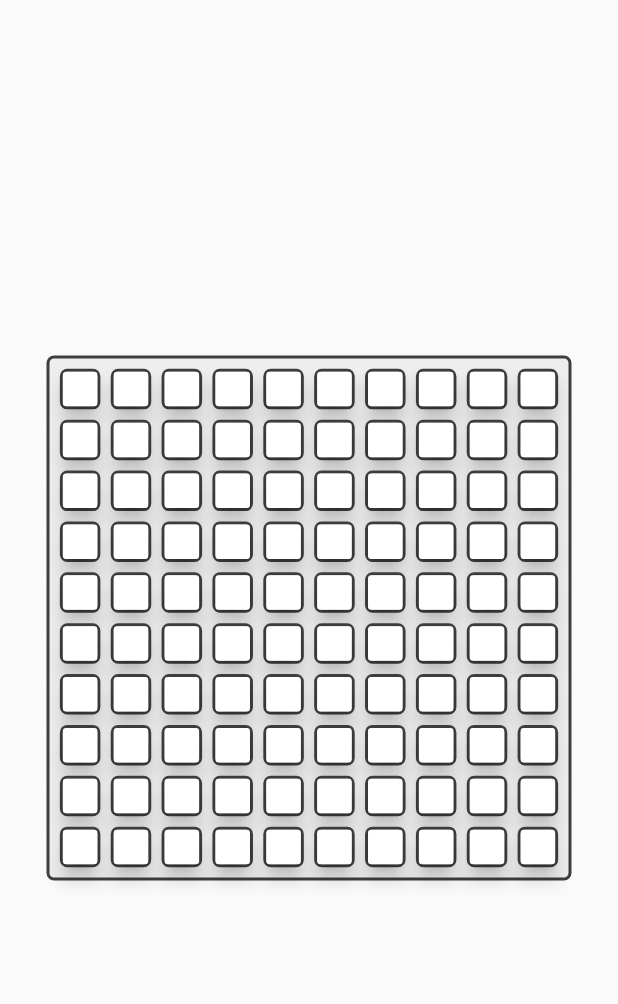
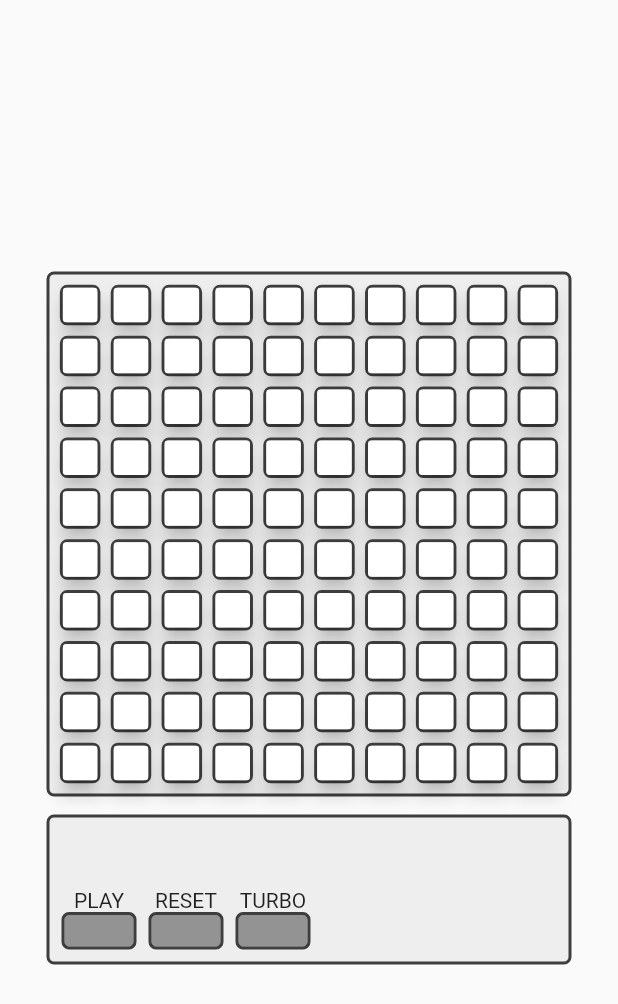
Before and after one commit to danpanaite/flutternome, a Flutter app: the screen it shows after launch, on a phone screen of 412 x 824 dp. Shown: the top 1004 px of the screen. Run offline on Flutter 3.47's test engine with Material 2 defaults, Android fonts, the phone set to English and light mode, and no system bars; missing offline and left inert: flutter_midi.

Commit message:
Rough draft of grid controls dashboard

```diff
--- /dev/null
+++ b/lib/grid_control_button.dart
@@ -0,0 +1,37 @@
+import 'package:flutter/material.dart';
+
+class GridControlButton extends StatelessWidget {
+  final String label;
+  final Color color;
+  final Function() onPressed;
+
+  const GridControlButton({
+    Key key,
+    this.label,
+    this.color = Colors.white,
+    this.onPressed,
+  }) : super(key: key);
+
+  @override
+  Widget build(BuildContext context) {
+    return Column(
+      mainAxisAlignment: MainAxisAlignment.end,
+      children: <Widget>[
+        Text(this.label),
+        Container(
+          width: 50,
+          height: 25,
+          decoration: BoxDecoration(
+            borderRadius: BorderRadius.circular(5.0),
+            border: Border.all(width: 2.0, color: Color(0xFF3e3e3e)),
+          ),
+          child: RaisedButton(
+            elevation: 5.0,
+            color: this.color,
+            onPressed: onPressed,
+          ),
+        ),
+      ],
+    );
+  }
+}
--- a/lib/main.dart
+++ b/lib/main.dart
@@ -3,6 +3,7 @@ import 'package:provider/provider.dart';
 import 'package:flutternome/grid.dart';
 
 import 'grid_button.dart';
+import 'grid_control_button.dart';
 
 final gridSize = 10;
 final buttons = List.generate(
@@ -58,7 +59,10 @@ class _MyAppState extends State<MyApp> {
       ),
       home: Scaffold(
         body: Center(
-          child: Container(
+          child: Column(
+            mainAxisAlignment: MainAxisAlignment.center,
+            children: [
+              Container(
                 width: 350,
                 height: 350,
                 decoration: BoxDecoration(
@@ -67,6 +71,37 @@ class _MyAppState extends State<MyApp> {
                     border: Border.all(width: 2.0, color: Color(0xFF3e3e3e))),
                 child: buttonGrid,
               ),
+              Padding(
+                padding: const EdgeInsets.only(top: 12.0),
+                child: Container(
+                  width: 350,
+                  height: 100,
+                  decoration: BoxDecoration(
+                      color: Colors.grey[200],
+                      borderRadius: BorderRadius.circular(5.0),
+                      border: Border.all(width: 2.0, color: Color(0xFF3e3e3e))),
+                  child: Padding(
+                    padding: const EdgeInsets.symmetric(
+                        horizontal: 8.0, vertical: 8.0),
+                    child: Row(
+                      mainAxisAlignment: MainAxisAlignment.start,
+                      children: [
+                        Padding(
+                          padding: const EdgeInsets.only(right: 8.0),
+                          child: GridControlButton(label: 'PLAY'),
+                        ),
+                        Padding(
+                          padding: const EdgeInsets.only(right: 8.0),
+                          child: GridControlButton(label: 'RESET'),
+                        ),
+                        GridControlButton(label: 'TURBO'),
+                      ],
+                    ),
+                  ),
+                ),
+              ),
+            ],
+          ),
         ),
       ),
     );
```
Lines whose indentation alone changed are shown as unchanged.
